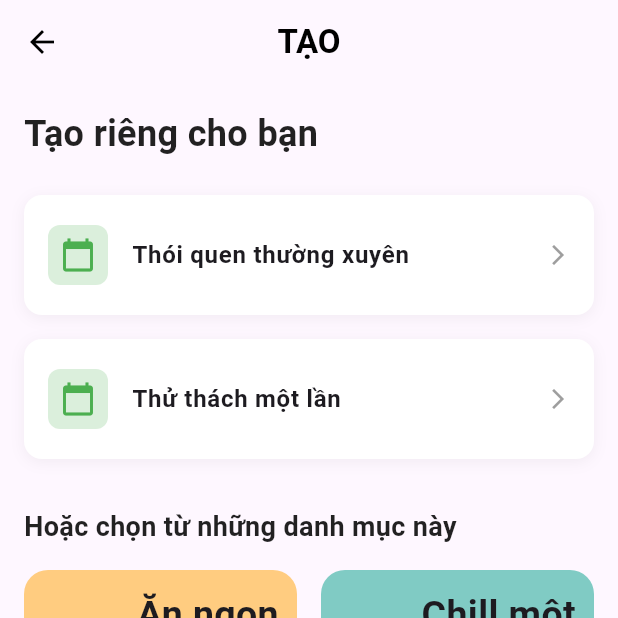
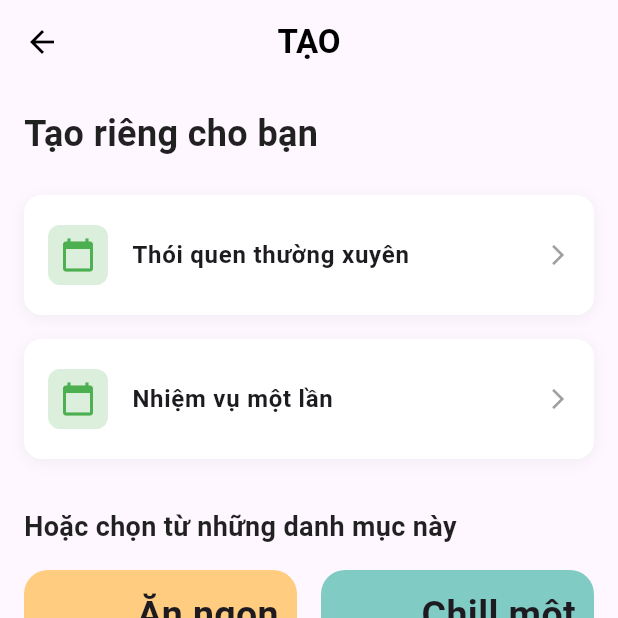
Before and after one commit to nguyentrong3114/appreminder, a Flutter app: the AddChallengeScreen screen opened by its route, on a phone screen of 412 x 824 dp, the top half of it. Run offline on Flutter 3.47's test engine with Material 3 defaults, Android fonts, the phone set to English and light mode, and no system bars.

Commit message:
Sua ten trong add_challenge_screen

```diff
--- a/lib/views/widgets/challenge/add_challenge_screen.dart
+++ b/lib/views/widgets/challenge/add_challenge_screen.dart
@@ -73,7 +73,7 @@ class AddChallengeScreen extends StatelessWidget {
             // Trong OptionTile cho "Thử thách một lần"
             OptionTile(
               icon: Icons.calendar_today,
-              title: 'Thử thách một lần',
+              title: 'Nhiệm vụ một lần',
               onTap: () {
                 // Lấy ngày đã chọn từ ChallengeScreen
                 DateTime selectedDate = ChallengeScreen.selectedDate;
```
